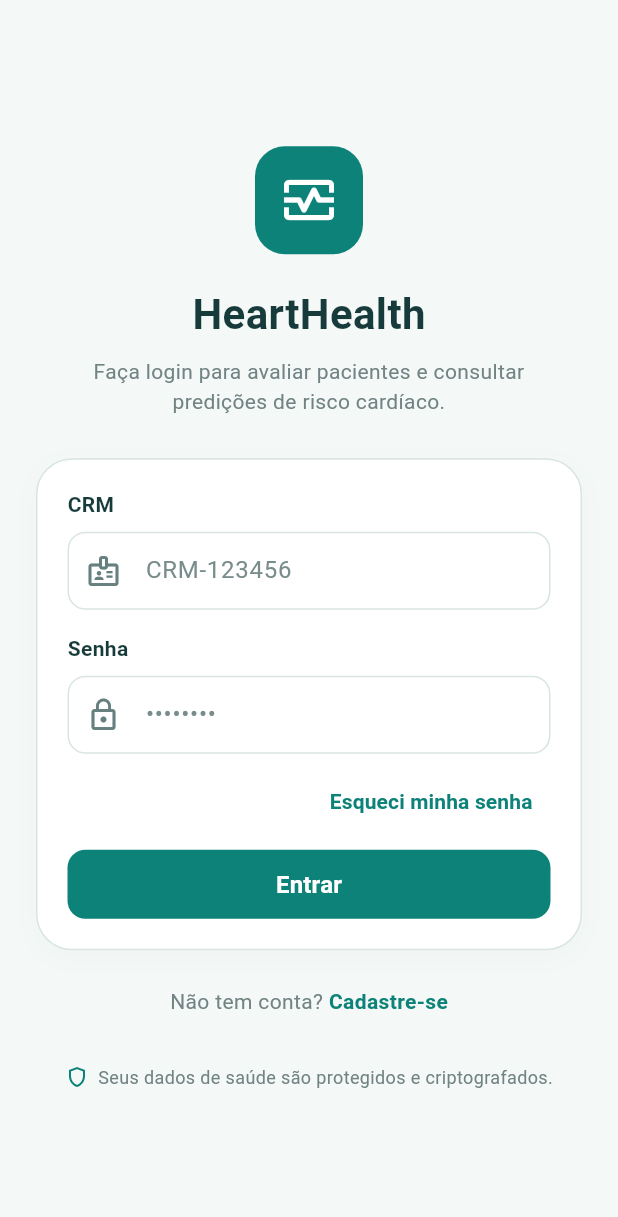
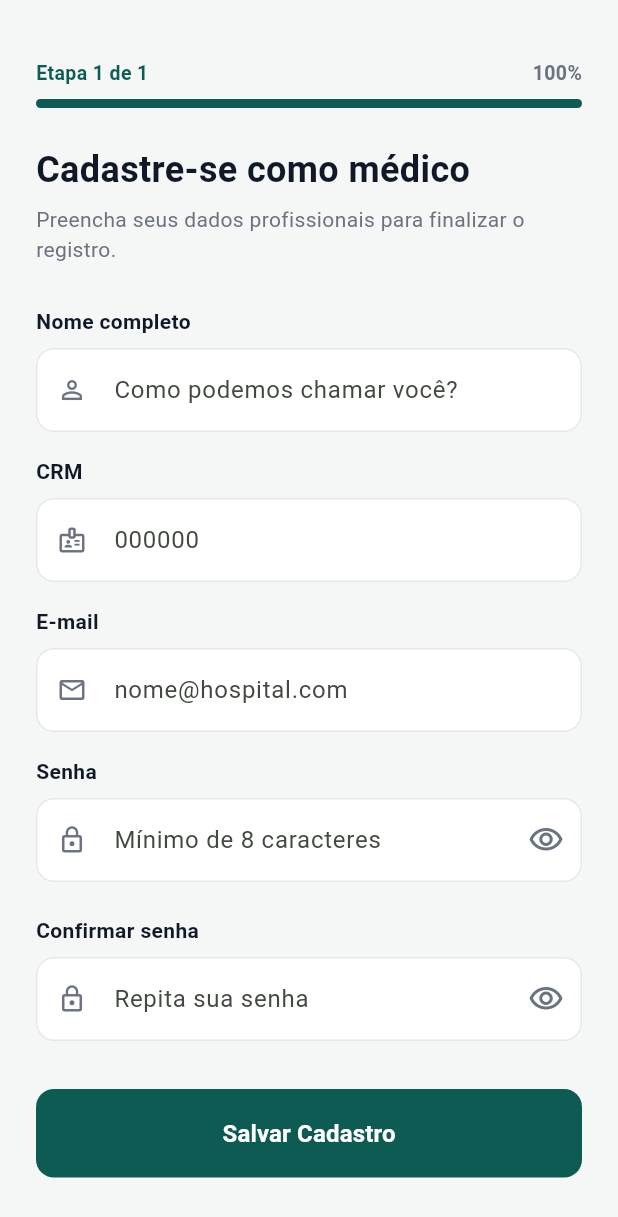
Before and after one commit to Swatanho/projdsi-ufrpe, a Flutter app: the screen it shows after launch, after a tap on "Cadastre-se", on a phone screen of 412 x 824 dp. Shown: the top 1217 px of the screen. Run offline on Flutter 3.47's test engine with Material 3 defaults, Android fonts, the phone set to English and light mode, and no system bars; our stand-ins replace dropdown_search, percent_indicator.

Commit message:
feat: add doctor registration navigation

```diff
--- /dev/null
+++ b/frontend/lib/features/home/presentation/screens/doctor_register_screen.dart
@@ -0,0 +1,284 @@
+import 'package:flutter/material.dart';
+
+class DoctorRegisterScreen extends StatefulWidget {
+  const DoctorRegisterScreen({super.key});
+
+  @override
+  State<DoctorRegisterScreen> createState() => _DoctorRegisterScreenState();
+}
+
+class _DoctorRegisterScreenState extends State<DoctorRegisterScreen> {
+  final _formKey = GlobalKey<FormState>();
+
+  final _nameController = TextEditingController();
+  final _emailController = TextEditingController();
+  final _crmController = TextEditingController();
+  final _passwordController = TextEditingController();
+  final _confirmPasswordController = TextEditingController();
+
+  bool _obscurePassword = true;
+  bool _obscureConfirmPassword = true;
+
+  double _passwordStrength = 0.0;
+  String _strengthLabel = '';
+
+  @override
+  void dispose() {
+    _nameController.dispose();
+    _emailController.dispose();
+    _crmController.dispose();
+    _passwordController.dispose();
+    _confirmPasswordController.dispose();
+    super.dispose();
+  }
+
+  void _calculatePasswordStrength(String value) {
+    double strength = 0.0;
+    if (value.isEmpty) {
+      setState(() {
+        _passwordStrength = 0.0;
+        _strengthLabel = '';
+      });
+      return;
+    }
+
+    if (value.length >= 8) strength += 0.25;
+    if (RegExp(r'[A-Z]').hasMatch(value)) strength += 0.25;
+    if (RegExp(r'[0-9]').hasMatch(value)) strength += 0.25;
+    if (RegExp(r'[^A-Za-z0-9]').hasMatch(value)) strength += 0.25;
+
+    setState(() {
+      _passwordStrength = strength;
+      if (strength <= 0.25) {
+        _strengthLabel = 'Fraca';
+      } else if (strength <= 0.50) {
+        _strengthLabel = 'Média';
+      } else if (strength <= 0.75) {
+        _strengthLabel = 'Boa';
+      } else {
+        _strengthLabel = 'Forte';
+      }
+    });
+  }
+
+  Color _getStrengthColor() {
+    if (_passwordStrength <= 0.25) return Colors.red;
+    if (_passwordStrength <= 0.50) return Colors.orange;
+    if (_passwordStrength <= 0.75) return Colors.amber;
+    return const Color(0xFF0E5B53);
+  }
+
+  void _submitForm() {
+    if (_formKey.currentState!.validate()) {
+      ScaffoldMessenger.of(context).showSnackBar(
+        const SnackBar(
+          content: Text('Dados do Médico salvos com sucesso!'),
+          backgroundColor: Color(0xFF0E5B53),
+        ),
+      );
+      Navigator.pop(context);
+    }
+  }
+
+  InputDecoration _inputDecoration(String hint, IconData icon) {
+    return InputDecoration(
+      hintText: hint,
+      prefixIcon: Icon(icon, color: const Color(0xFF6B7280), size: 20),
+      filled: true,
+      fillColor: Colors.white,
+      contentPadding: const EdgeInsets.symmetric(vertical: 16, horizontal: 16),
+      border: OutlineInputBorder(
+        borderRadius: BorderRadius.circular(12),
+        borderSide: const BorderSide(color: Color(0xFFE5E7EB)),
+      ),
+      enabledBorder: OutlineInputBorder(
+        borderRadius: BorderRadius.circular(12),
+        borderSide: const BorderSide(color: Color(0xFFE5E7EB)),
+      ),
+      focusedBorder: OutlineInputBorder(
+        borderRadius: BorderRadius.circular(12),
+        borderSide: const BorderSide(color: Color(0xFF0E5B53), width: 1.5),
+      ),
+    );
+  }
+
+  @override
+  Widget build(BuildContext context) {
+    return Scaffold(
+      backgroundColor: const Color(0xFFF4F7F6),
+      body: Center(
+        child: SingleChildScrollView(
+          padding: const EdgeInsets.all(24.0),
+          child: Container(
+            constraints: const BoxConstraints(maxWidth: 480),
+            child: Column(
+              crossAxisAlignment: CrossAxisAlignment.start,
+              children: [
+                Row(
+                  mainAxisAlignment: MainAxisAlignment.spaceBetween,
+                  children: const [
+                    Text(
+                      'Etapa 1 de 1',
+                      style: TextStyle(
+                        fontSize: 13,
+                        fontWeight: FontWeight.w600,
+                        color: Color(0xFF0E5B53),
+                      ),
+                    ),
+                    Text(
+                      '100%',
+                      style: TextStyle(
+                        fontSize: 13,
+                        fontWeight: FontWeight.w600,
+                        color: Color(0xFF6B7280),
+                      ),
+                    ),
+                  ],
+                ),
+                const SizedBox(height: 8),
+                ClipRRect(
+                  borderRadius: BorderRadius.circular(4),
+                  child: const LinearProgressIndicator(
+                    value: 1.0,
+                    backgroundColor: Color(0xFFE5E7EB),
+                    color: Color(0xFF0E5B53),
+                    minHeight: 6,
+                  ),
+                ),
+                const SizedBox(height: 24),
+                const Text(
+                  'Cadastre-se como médico',
+                  style: TextStyle(
+                    fontSize: 24,
+                    fontWeight: FontWeight.bold,
+                    color: Color(0xFF111827),
+                  ),
+                ),
+                const SizedBox(height: 6),
+                const Text(
+                  'Preencha seus dados profissionais para finalizar o registro.',
+                  style: TextStyle(
+                    fontSize: 14,
+                    color: Color(0xFF6B7280),
+                  ),
+                ),
+                const SizedBox(height: 28),
+                Form(
+                  key: _formKey,
+                  child: Column(
+                    crossAxisAlignment: CrossAxisAlignment.stretch,
+                    children: [
+                      const Text('Nome completo', style: TextStyle(fontWeight: FontWeight.w600, fontSize: 14, color: Color(0xFF111827))),
+                      const SizedBox(height: 8),
+                      TextFormField(
+                        controller: _nameController,
+                        decoration: _inputDecoration('Como podemos chamar você?', Icons.person_outline),
+                        validator: (value) => value == null || value.trim().isEmpty ? 'Informe seu nome.' : null,
+                      ),
+                      const SizedBox(height: 16),
+
+                      const Text('CRM', style: TextStyle(fontWeight: FontWeight.w600, fontSize: 14, color: Color(0xFF111827))),
+                      const SizedBox(height: 8),
+                      TextFormField(
+                        controller: _crmController,
+                        decoration: _inputDecoration('000000', Icons.badge_outlined),
+                        validator: (value) => value == null || value.trim().isEmpty ? 'Informe seu CRM.' : null,
+                      ),
+                      const SizedBox(height: 16),
+
+                      const Text('E-mail', style: TextStyle(fontWeight: FontWeight.w600, fontSize: 14, color: Color(0xFF111827))),
+                      const SizedBox(height: 8),
+                      TextFormField(
+                        controller: _emailController,
+                        keyboardType: TextInputType.emailAddress,
+                        decoration: _inputDecoration('nome@hospital.com', Icons.mail_outline),
+                        validator: (value) => value == null || !value.contains('@') ? 'E-mail inválido.' : null,
+                      ),
+                      const SizedBox(height: 16),
+
+                      const Text('Senha', style: TextStyle(fontWeight: FontWeight.w600, fontSize: 14, color: Color(0xFF111827))),
+                      const SizedBox(height: 8),
+                      TextFormField(
+                        controller: _passwordController,
+                        obscureText: _obscurePassword,
+                        onChanged: _calculatePasswordStrength,
+                        decoration: InputDecoration(
+                          hintText: 'Mínimo de 8 caracteres',
+                          prefixIcon: const Icon(Icons.lock_outline, color: Color(0xFF6B7280), size: 20),
+                          suffixIcon: IconButton(
+                            icon: Icon(_obscurePassword ? Icons.visibility_outlined : Icons.visibility_off_outlined, color: const Color(0xFF6B7280)),
+                            onPressed: () => setState(() => _obscurePassword = !_obscurePassword),
+                          ),
+                          filled: true,
+                          fillColor: Colors.white,
+                          contentPadding: const EdgeInsets.symmetric(vertical: 16, horizontal: 16),
+                          border: OutlineInputBorder(borderRadius: BorderRadius.circular(12), borderSide: const BorderSide(color: Color(0xFFE5E7EB))),
+                          enabledBorder: OutlineInputBorder(borderRadius: BorderRadius.circular(12), borderSide: const BorderSide(color: Color(0xFFE5E7EB))),
+                          focusedBorder: OutlineInputBorder(borderRadius: BorderRadius.circular(12), borderSide: const BorderSide(color: Color(0xFF0E5B53), width: 1.5)),
+                        ),
+                        validator: (value) => value == null || value.length < 8 ? 'Mínimo de 8 caracteres.' : null,
+                      ),
+                      const SizedBox(height: 6),
+                      if (_passwordController.text.isNotEmpty) ...[
+                        Row(
+                          mainAxisAlignment: MainAxisAlignment.spaceBetween,
+                          children: [
+                            const Text('Força da senha:', style: TextStyle(fontSize: 12, color: Color(0xFF6B7280))),
+                            Text(_strengthLabel, style: TextStyle(fontSize: 12, fontWeight: FontWeight.bold, color: _getStrengthColor())),
+                          ],
+                        ),
+                        const SizedBox(height: 4),
+                        LinearProgressIndicator(
+                          value: _passwordStrength,
+                          backgroundColor: const Color(0xFFE5E7EB),
+                          color: _getStrengthColor(),
+                          minHeight: 6,
+                        ),
+                      ],
+                      const SizedBox(height: 16),
+
+                      const Text('Confirmar senha', style: TextStyle(fontWeight: FontWeight.w600, fontSize: 14, color: Color(0xFF111827))),
+                      const SizedBox(height: 8),
+                      TextFormField(
+                        controller: _confirmPasswordController,
+                        obscureText: _obscureConfirmPassword,
+                        decoration: InputDecoration(
+                          hintText: 'Repita sua senha',
+                          prefixIcon: const Icon(Icons.lock_outline, color: Color(0xFF6B7280), size: 20),
+                          suffixIcon: IconButton(
+                            icon: Icon(_obscureConfirmPassword ? Icons.visibility_outlined : Icons.visibility_off_outlined, color: const Color(0xFF6B7280)),
+                            onPressed: () => setState(() => _obscureConfirmPassword = !_obscureConfirmPassword),
+                          ),
+                          filled: true,
+                          fillColor: Colors.white,
+                          contentPadding: const EdgeInsets.symmetric(vertical: 16, horizontal: 16),
+                          border: OutlineInputBorder(borderRadius: BorderRadius.circular(12), borderSide: const BorderSide(color: Color(0xFFE5E7EB))),
+                          enabledBorder: OutlineInputBorder(borderRadius: BorderRadius.circular(12), borderSide: const BorderSide(color: Color(0xFFE5E7EB))),
+                          focusedBorder: OutlineInputBorder(borderRadius: BorderRadius.circular(12), borderSide: const BorderSide(color: Color(0xFF0E5B53), width: 1.5)),
+                        ),
+                        validator: (value) => value != _passwordController.text ? 'As senhas não coincidem.' : null,
+                      ),
+                      const SizedBox(height: 32),
+
+                      ElevatedButton(
+                        onPressed: _submitForm,
+                        style: ElevatedButton.styleFrom(
+                          padding: const EdgeInsets.symmetric(vertical: 18),
+                          backgroundColor: const Color(0xFF0E5B53),
+                          foregroundColor: Colors.white,
+                          elevation: 0,
+                          shape: RoundedRectangleBorder(borderRadius: BorderRadius.circular(12)),
+                        ),
+                        child: const Text('Salvar Cadastro', style: TextStyle(fontSize: 16, fontWeight: FontWeight.bold)),
+                      ),
+                    ],
+                  ),
+                ),
+              ],
+            ),
+          ),
+        ),
+      ),
+    );
+  }
+}
--- a/frontend/lib/features/home/presentation/screens/login_screen.dart
+++ b/frontend/lib/features/home/presentation/screens/login_screen.dart
@@ -2,6 +2,7 @@ import 'package:flutter/material.dart';
 
 // Importando a HomeScreen para conseguir navegar até ela
 import '../../../home/presentation/screens/home_screen.dart';
+import 'doctor_register_screen.dart';
 
 class LoginScreen extends StatefulWidget {
   const LoginScreen({super.key});
@@ -205,7 +206,13 @@ class _LoginScreenState extends State<LoginScreen> {
                       style: TextStyle(color: Color(0xFF718383)),
                     ),
                     GestureDetector(
-                      onTap: () {},
+                      onTap: () {
+                        Navigator.of(context).push(
+                          MaterialPageRoute(
+                            builder: (_) => const DoctorRegisterScreen(),
+                          ),
+                        );
+                      },
                       child: const Text(
                         'Cadastre-se',
                         style: TextStyle(
```
